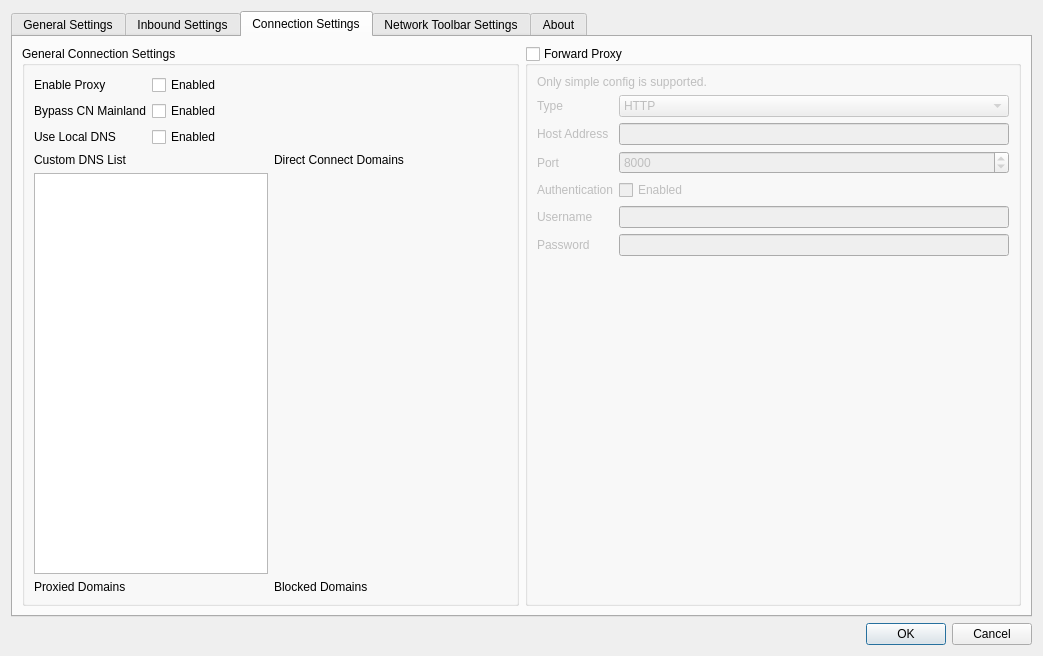
The window that src/ui/w_PreferencesWindow.ui (Qv2ray/Qv2ray) describes before a commit, drawn with Qt 5.
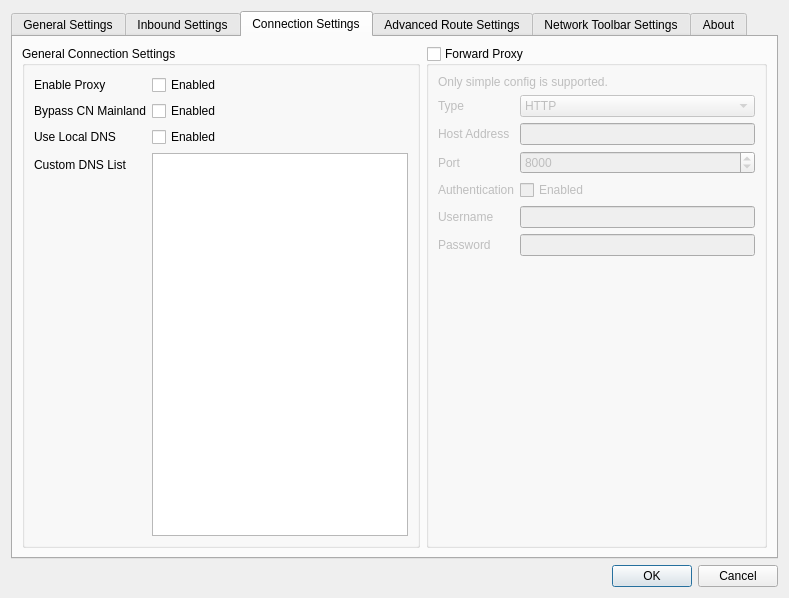
The same window after the commit. The open tabs and pages were chosen to show the change. Icons and pictures are not drawn.

Commit message: add: added route scheme matrix

Patch:
```diff
--- a/src/ui/w_PreferencesWindow.ui
+++ b/src/ui/w_PreferencesWindow.ui
@@ -5,14 +5,6 @@
   <property name="windowModality">
    <enum>Qt::ApplicationModal</enum>
   </property>
-  <property name="geometry">
-   <rect>
-    <x>0</x>
-    <y>0</y>
-    <width>1043</width>
-    <height>656</height>
-   </rect>
-  </property>
   <property name="windowTitle">
    <string>Preferences</string>
   </property>
@@ -1138,49 +1130,15 @@
               </property>
              </widget>
             </item>
-            <item row="4" column="0" colspan="2">
-             <layout class="QGridLayout" name="gridLayout_15" columnstretch="1,1" columnminimumwidth="1,1">
-              <item row="0" column="0">
-               <widget class="QLabel" name="label_21">
-                <property name="text">
-                 <string>Custom DNS List</string>
-                </property>
-               </widget>
-              </item>
-              <item row="1" column="0">
-               <widget class="QPlainTextEdit" name="DNSListTxt"/>
-              </item>
-              <item row="2" column="1">
-               <widget class="QLabel" name="label_82">
-                <property name="text">
-                 <string>Blocked Domains</string>
-                </property>
-               </widget>
-              </item>
-              <item row="0" column="1">
-               <widget class="QLabel" name="label_80">
-                <property name="text">
-                 <string>Direct Connect Domains</string>
-                </property>
-               </widget>
-              </item>
-              <item row="2" column="0">
-               <widget class="QLabel" name="label_81">
-                <property name="text">
-                 <string>Proxied Domains</string>
-                </property>
-               </widget>
-              </item>
-              <item row="1" column="1">
-               <layout class="QGridLayout" name="directTxtLayout"/>
-              </item>
-              <item row="3" column="0">
-               <layout class="QGridLayout" name="proxyTxtLayout"/>
-              </item>
-              <item row="3" column="1">
-               <layout class="QGridLayout" name="blockTxtLayout"/>
-              </item>
-             </layout>
+            <item row="3" column="0">
+             <widget class="QLabel" name="label_21">
+              <property name="text">
+               <string>Custom DNS List</string>
+              </property>
+             </widget>
+            </item>
+            <item row="3" column="1">
+             <widget class="QPlainTextEdit" name="DNSListTxt"/>
             </item>
            </layout>
           </widget>
@@ -1300,6 +1258,23 @@
        </item>
       </layout>
      </widget>
+     <widget class="QWidget" name="tab">
+      <attribute name="title">
+       <string>Advanced Route Settings</string>
+      </attribute>
+      <layout class="QGridLayout" name="gridLayout_16" rowstretch="0,1">
+       <item row="1" column="0">
+        <layout class="QGridLayout" name="advRouteSettingsLayout"/>
+       </item>
+       <item row="0" column="0">
+        <widget class="QLabel" name="label_80">
+         <property name="text">
+          <string>You can configure route rules for all simple connection config here.</string>
+         </property>
+        </widget>
+       </item>
+      </layout>
+     </widget>
      <widget class="QWidget" name="networkToolbarPage">
       <property name="enabled">
        <bool>true</bool>
```
Left out of the diff: 4 changed lines with no effect on the pictures. The commit also changes 9 other files.
